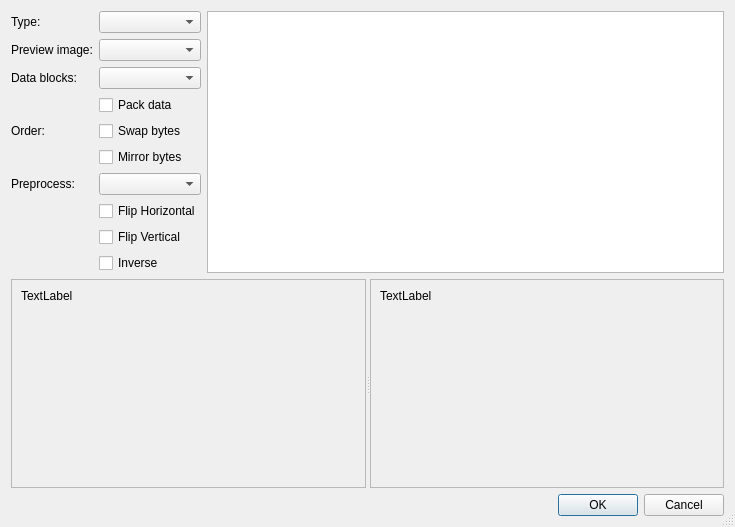
Above: controls/dialogconvert.ui from riuson/lcd-image-converter before the change. Below: the same form after it.
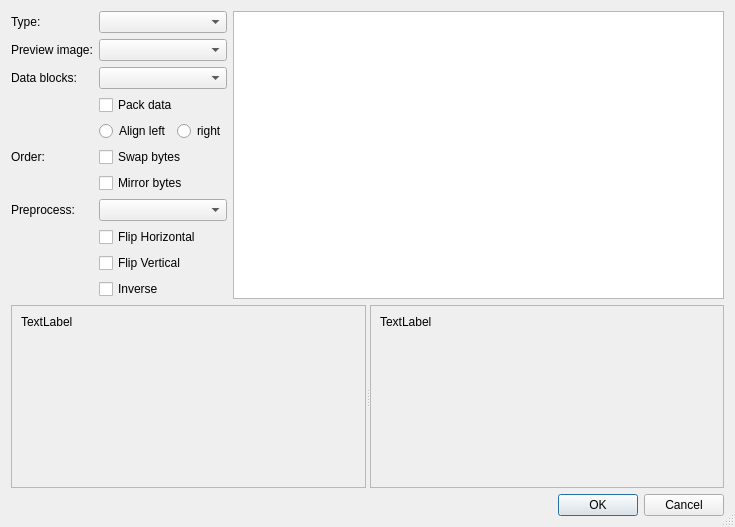
That is the form after the change.

Commit message: Added radio buttons to select data align, added DataAlign parameter to settings

Patch:
```diff
--- a/controls/dialogconvert.ui
+++ b/controls/dialogconvert.ui
@@ -73,58 +73,76 @@
          </property>
         </widget>
        </item>
-       <item row="4" column="0">
+       <item row="5" column="0">
         <widget class="QLabel" name="label_4">
          <property name="text">
           <string>Order:</string>
          </property>
         </widget>
        </item>
-       <item row="4" column="1">
+       <item row="5" column="1">
         <widget class="QCheckBox" name="checkBoxSwapBytes">
          <property name="text">
           <string>Swap bytes</string>
          </property>
         </widget>
        </item>
-       <item row="5" column="1">
+       <item row="6" column="1">
         <widget class="QCheckBox" name="checkBoxMirrorBytes">
          <property name="text">
           <string>Mirror bytes</string>
          </property>
         </widget>
        </item>
-       <item row="6" column="0">
+       <item row="7" column="0">
         <widget class="QLabel" name="label_5">
          <property name="text">
           <string>Preprocess:</string>
          </property>
         </widget>
        </item>
-       <item row="6" column="1">
-        <widget class="QComboBox" name="comboBoxRotate"/>
-       </item>
        <item row="7" column="1">
+        <widget class="QComboBox" name="comboBoxRotate"/>
+       </item>
+       <item row="8" column="1">
         <widget class="QCheckBox" name="checkBoxFlipHorizontal">
          <property name="text">
           <string>Flip Horizontal</string>
          </property>
         </widget>
        </item>
-       <item row="8" column="1">
+       <item row="9" column="1">
         <widget class="QCheckBox" name="checkBoxFlipVertical">
          <property name="text">
           <string>Flip Vertical</string>
          </property>
         </widget>
        </item>
-       <item row="9" column="1">
+       <item row="10" column="1">
         <widget class="QCheckBox" name="checkBoxInverse">
          <property name="text">
           <string>Inverse</string>
          </property>
         </widget>
        </item>
+       <item row="4" column="1">
+        <layout class="QHBoxLayout" name="horizontalLayout_4">
+         <item>
+          <widget class="QRadioButton" name="radioButtonAlignHigh">
+           <property name="text">
+            <string>Align left</string>
+           </property>
+          </widget>
+         </item>
+         <item>
+          <widget class="QRadioButton" name="radioButtonAlignLow">
+           <property name="text">
+            <string>right</string>
+           </property>
+          </widget>
+         </item>
+        </layout>
+       </item>
       </layout>
      </item>
      <item>
@@ -165,7 +183,7 @@
          <x>0</x>
          <y>0</y>
          <width>354</width>
-         <height>170</height>
+         <height>140</height>
         </rect>
        </property>
        <layout class="QHBoxLayout" name="horizontalLayout">
@@ -192,7 +210,7 @@
          <x>0</x>
          <y>0</y>
          <width>353</width>
-         <height>170</height>
+         <height>140</height>
         </rect>
        </property>
        <layout class="QHBoxLayout" name="horizontalLayout_2">
```
The commit also changes 11 other files.
